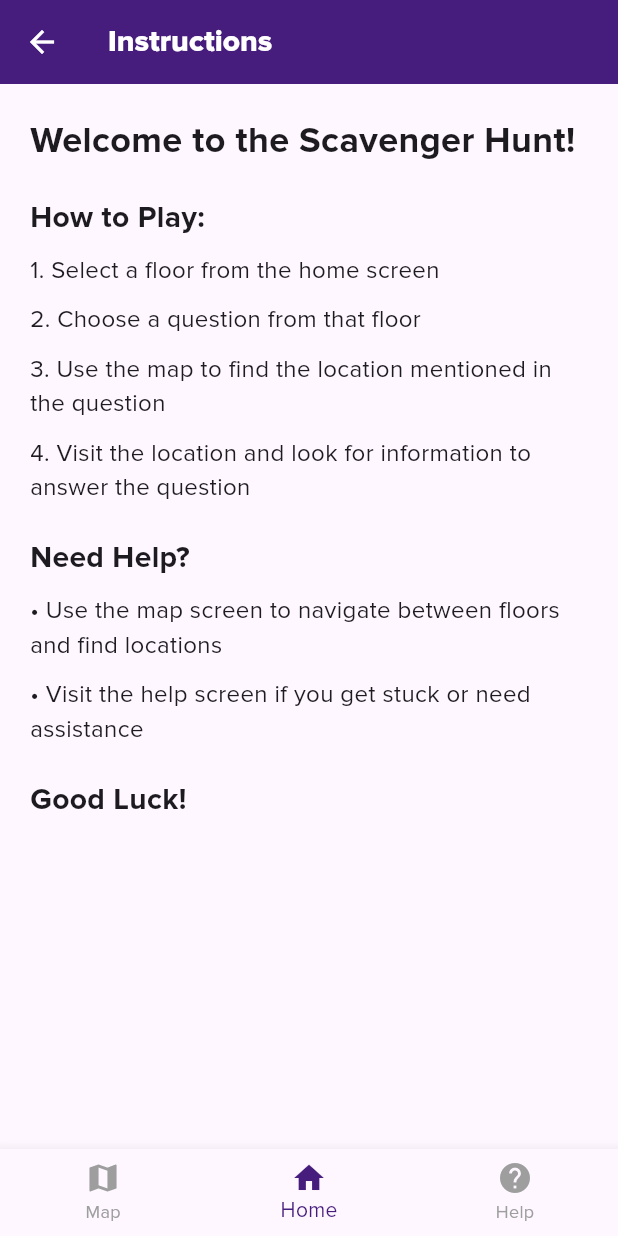
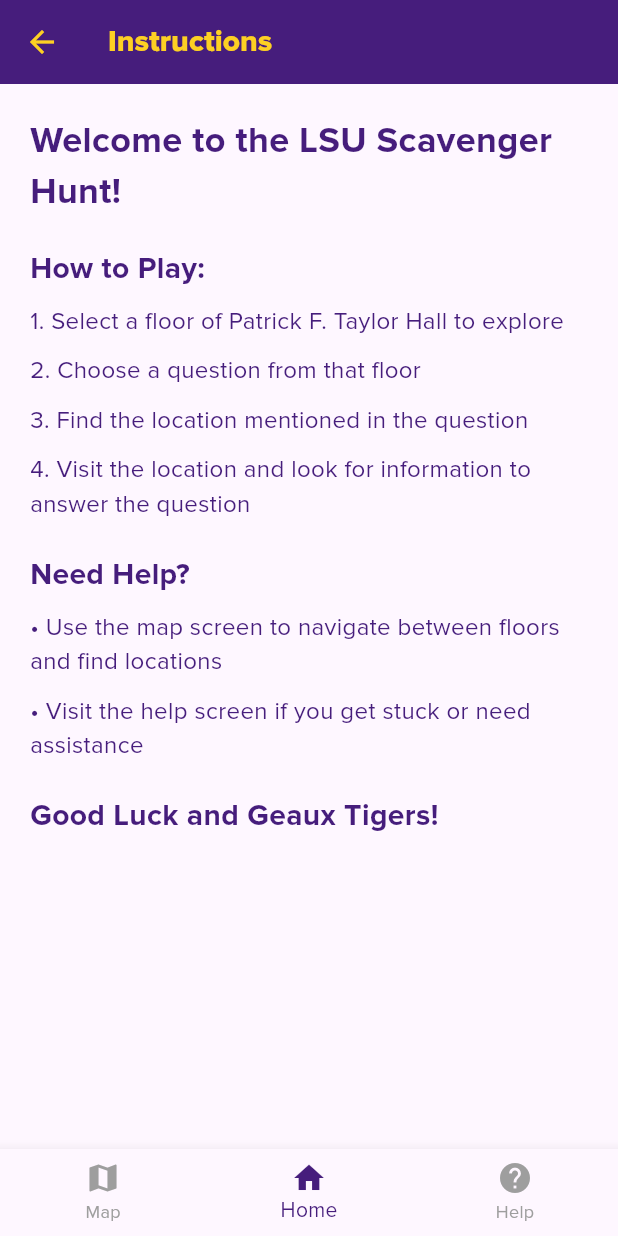
Before and after one commit to loraavie/branded_tour_app, a Flutter app: the InstructionsScreen screen opened directly, on a phone screen of 412 x 824 dp. Run offline on Flutter 3.47's test engine with Material 3 defaults, Android fonts, the phone set to English and light mode, and no system bars; our stand-ins replace youtube_player_flutter.

Commit message:
stylistic changes to fit with lsu branding

```diff
--- a/lib/main.dart
+++ b/lib/main.dart
@@ -36,12 +36,12 @@
         ),
         appBarTheme: const AppBarTheme(
           backgroundColor: Color(0xFF461D7C),
-          foregroundColor: Colors.white, // For text and icons
+          foregroundColor: Color(0xFFFDD023), // For text and icons
           titleTextStyle: TextStyle(
             fontFamily: 'Proximanova',
             fontWeight: FontWeight.w800,
             fontSize: 20,
-            color: Colors.white,
+            color: Color(0xFFFDD023),
           ),
         ),
         bottomNavigationBarTheme: const BottomNavigationBarThemeData(
@@ -63,7 +63,7 @@
           ),
           headlineMedium: TextStyle(
             fontFamily: 'Proximanova',
-            fontWeight: FontWeight.w700,
+            fontWeight: FontWeight.w800,
           ),
         ),
       ),
@@ -194,7 +194,7 @@
                   onPressed: _currentFloor > 1 ? _previousFloor : null,
                   style: ElevatedButton.styleFrom(
                     backgroundColor: const Color(0xFF461D7C),
-                    foregroundColor: Colors.white,
+                    foregroundColor: const Color(0xFFFDD023),
                   ),
                   child: const Text(
                     'Previous Floor',
@@ -216,7 +216,7 @@
                   onPressed: _currentFloor < 3 ? _nextFloor : null,
                   style: ElevatedButton.styleFrom(
                     backgroundColor: const Color(0xFF461D7C),
-                    foregroundColor: Colors.white,
+                    foregroundColor: const Color(0xFFFDD023),
                   ),
                   child: const Text(
                     'Next Floor',
@@ -241,7 +241,7 @@
   @override
   Widget build(BuildContext context) {
     return Scaffold(
-      appBar: AppBar(title: const Text('Home')),
+      appBar: AppBar(title: const Text('LSU Scavenger Hunt')),
       body: Center(
         child: Padding(
           padding: const EdgeInsets.all(20.0),
@@ -259,7 +259,7 @@
                 },
                 style: ElevatedButton.styleFrom(
                   backgroundColor: const Color(0xFF461D7C),
-                  foregroundColor: Colors.white,
+                  foregroundColor: const Color(0xFFFDD023),
                   minimumSize: const Size(double.infinity, 60),
                   shape: RoundedRectangleBorder(
                     borderRadius: BorderRadius.circular(10),
@@ -286,7 +286,7 @@
                 },
                 style: ElevatedButton.styleFrom(
                   backgroundColor: const Color(0xFF461D7C),
-                  foregroundColor: Colors.white,
+                  foregroundColor: const Color(0xFFFDD023),
                   minimumSize: const Size(double.infinity, 60),
                   shape: RoundedRectangleBorder(
                     borderRadius: BorderRadius.circular(10),
@@ -313,7 +313,7 @@
                 },
                 style: ElevatedButton.styleFrom(
                   backgroundColor: const Color(0xFF461D7C),
-                  foregroundColor: Colors.white,
+                  foregroundColor: const Color(0xFFFDD023),
                   minimumSize: const Size(double.infinity, 60),
                   shape: RoundedRectangleBorder(
                     borderRadius: BorderRadius.circular(10),
@@ -340,7 +340,7 @@
                 },
                 style: ElevatedButton.styleFrom(
                   backgroundColor: const Color(0xFF461D7C),
-                  foregroundColor: Colors.white,
+                  foregroundColor: const Color(0xFFFDD023),
                   minimumSize: const Size(double.infinity, 60),
                   shape: RoundedRectangleBorder(
                     borderRadius: BorderRadius.circular(10),
@@ -715,7 +715,7 @@
                     },
                     style: ElevatedButton.styleFrom(
                       backgroundColor: const Color(0xFF461D7C),
-                      foregroundColor: Colors.white,
+                      foregroundColor: const Color(0xFFFDD023),
                       minimumSize: const Size(double.infinity, 60),
                       shape: RoundedRectangleBorder(
                         borderRadius: BorderRadius.circular(10),
@@ -788,7 +788,7 @@
                   onPressed: () => Navigator.pop(context),
                   style: ElevatedButton.styleFrom(
                     backgroundColor: const Color(0xFF461D7C),
-                    foregroundColor: Colors.white,
+                    foregroundColor: const Color(0xFFFDD023),
                     minimumSize: const Size(200, 50),
                     shape: RoundedRectangleBorder(
                       borderRadius: BorderRadius.circular(10),
@@ -851,7 +851,7 @@
                     },
                     style: ElevatedButton.styleFrom(
                       backgroundColor: const Color(0xFF461D7C),
-                      foregroundColor: Colors.white,
+                      foregroundColor: const Color(0xFFFDD023),
                       minimumSize: const Size(double.infinity, 60),
                       shape: RoundedRectangleBorder(
                         borderRadius: BorderRadius.circular(10),
@@ -917,7 +917,7 @@
                     },
                     style: ElevatedButton.styleFrom(
                       backgroundColor: const Color(0xFF461D7C),
-                      foregroundColor: Colors.white,
+                      foregroundColor: const Color(0xFFFDD023),
                       minimumSize: const Size(double.infinity, 60),
                       shape: RoundedRectangleBorder(
                         borderRadius: BorderRadius.circular(10),
@@ -969,11 +969,12 @@
             crossAxisAlignment: CrossAxisAlignment.start,
             children: [
               const Text(
-                'Welcome to the Scavenger Hunt!',
+                'Welcome to the LSU Scavenger Hunt!',
                 style: TextStyle(
                   fontSize: 24,
                   fontFamily: 'Proximanova',
                   fontWeight: FontWeight.w700,
+                  color: Color(0xFF461D7C),
                 ),
               ),
               const SizedBox(height: 20),
@@ -983,15 +984,17 @@
                   fontSize: 20,
                   fontFamily: 'Proximanova',
                   fontWeight: FontWeight.w700,
+                  color: Color(0xFF461D7C),
                 ),
               ),
               const SizedBox(height: 10),
               const Text(
-                '1. Select a floor from the home screen',
+                '1. Select a floor of Patrick F. Taylor Hall to explore',
                 style: TextStyle(
                   fontSize: 16,
                   fontFamily: 'Proximanova',
                   fontWeight: FontWeight.w400,
+                  color: Color(0xFF461D7C),
                 ),
               ),
               const SizedBox(height: 10),
@@ -1001,15 +1004,17 @@
                   fontSize: 16,
                   fontFamily: 'Proximanova',
                   fontWeight: FontWeight.w400,
+                  color: Color(0xFF461D7C),
                 ),
               ),
               const SizedBox(height: 10),
               const Text(
-                '3. Use the map to find the location mentioned in the question',
+                '3. Find the location mentioned in the question',
                 style: TextStyle(
                   fontSize: 16,
                   fontFamily: 'Proximanova',
                   fontWeight: FontWeight.w400,
+                  color: Color(0xFF461D7C),
                 ),
               ),
               const SizedBox(height: 10),
@@ -1019,6 +1024,7 @@
                   fontSize: 16,
                   fontFamily: 'Proximanova',
                   fontWeight: FontWeight.w400,
+                  color: Color(0xFF461D7C),
                 ),
               ),
               const SizedBox(height: 20),
@@ -1028,6 +1034,7 @@
                   fontSize: 20,
                   fontFamily: 'Proximanova',
                   fontWeight: FontWeight.w700,
+                  color: Color(0xFF461D7C),
                 ),
               ),
               const SizedBox(height: 10),
@@ -1037,6 +1044,7 @@
                   fontSize: 16,
                   fontFamily: 'Proximanova',
                   fontWeight: FontWeight.w400,
+                  color: Color(0xFF461D7C),
                 ),
               ),
               const SizedBox(height: 10),
@@ -1046,15 +1054,17 @@
                   fontSize: 16,
                   fontFamily: 'Proximanova',
                   fontWeight: FontWeight.w400,
+                  color: Color(0xFF461D7C),
                 ),
               ),
               const SizedBox(height: 20),
               const Text(
-                'Good Luck!',
+                'Good Luck and Geaux Tigers!',
                 style: TextStyle(
                   fontSize: 20,
                   fontFamily: 'Proximanova',
                   fontWeight: FontWeight.w700,
+                  color: Color(0xFF461D7C),
                 ),
               ),
             ],
```
